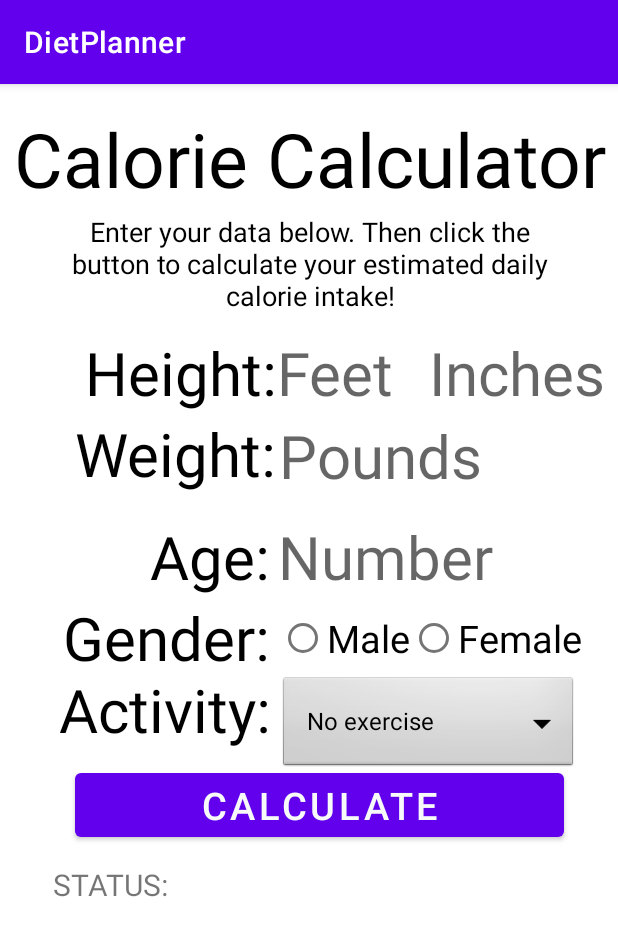
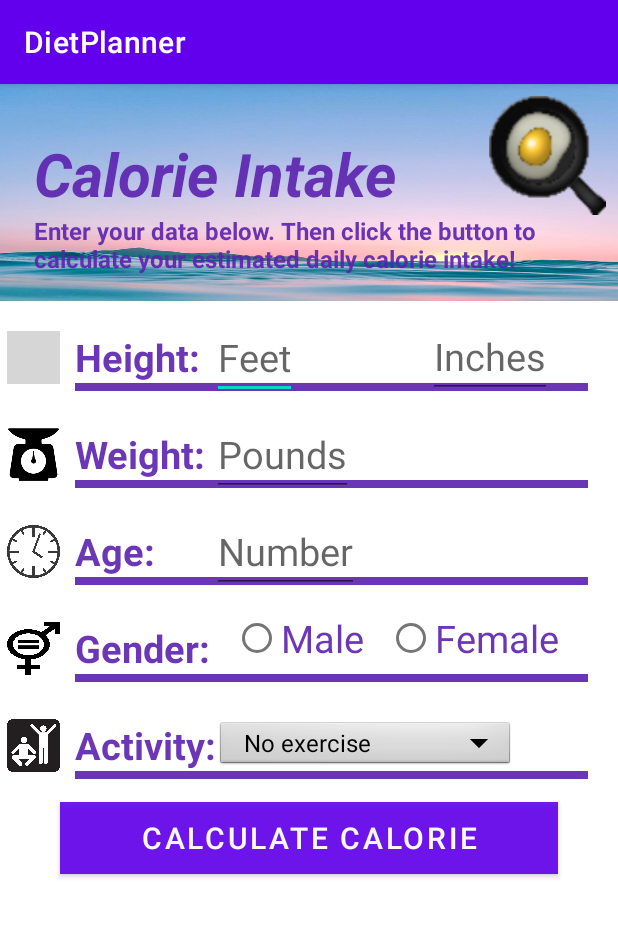
Before and after one commit to LeeleeLiang/Health434, an Android app: the DietPlanner screen opened directly, with no data from a screen before it, on a phone screen of 412 x 824 dp. Shown: the top 936 px of the screen. Run offline under Robolectric (Android 15) with nearby library versions, the phone set to English and light mode, and no system bars; grey boxes are pictures that could not be loaded.

Commit message:
calorie_intake_and_icons
made a new xml for calorie intake and changed some of the graphic elements

```diff
--- a/DailyUp/app/src/main/java/com/example/dailyup/DietPlanner.java
+++ b/DailyUp/app/src/main/java/com/example/dailyup/DietPlanner.java
@@ -26,7 +26,7 @@ public class DietPlanner extends AppCompatActivity {
     @Override
     protected void onCreate(Bundle savedInstanceState) {
         super.onCreate(savedInstanceState);
-        setContentView(R.layout.activity_diet);
+        setContentView(R.layout.diet_result);
 
         feet = (EditText) findViewById(R.id.editHeight);
         inches = (EditText) findViewById(R.id.editHeight2);
--- a/DailyUp/app/src/main/res/layout/activity_main.xml
+++ b/DailyUp/app/src/main/res/layout/activity_main.xml
@@ -32,7 +32,7 @@
         android:layout_marginBottom="30dp"
         android:background="@android:color/white"
         android:drawableLeft="@drawable/create"
-        android:text="Calorie Intake Calculator"
+        android:text="Calorie Intake"
         android:textColor="@android:color/white"
         android:textSize="15dp"
         android:textStyle="bold|italic"
--- /dev/null
+++ b/DailyUp/app/src/main/res/layout/diet_result.xml
@@ -0,0 +1,371 @@
+<?xml version="1.0" encoding="utf-8"?>
+<androidx.constraintlayout.widget.ConstraintLayout xmlns:android="http://schemas.android.com/apk/res/android"
+    xmlns:app="http://schemas.android.com/apk/res-auto"
+    xmlns:tools="http://schemas.android.com/tools"
+    android:id="@+id/myLayout"
+    android:layout_width="match_parent"
+    android:layout_height="match_parent">
+
+    <View
+        android:id="@+id/myRectangleView"
+        android:layout_width="match_parent"
+        android:layout_height="0dp"
+        android:background="@drawable/back_top"
+        app:layout_constraintBottom_toBottomOf="@id/dietInstruc"
+        app:layout_constraintTop_toTopOf="parent"
+        tools:ignore="MissingConstraints"
+        tools:layout_editor_absoluteX="0dp" />
+
+    <TextView
+        android:id="@+id/CalorieCalc"
+        android:layout_width="wrap_content"
+        android:layout_height="wrap_content"
+        android:text="Calorie Intake"
+        android:textColor="@color/purple"
+        android:textSize="40sp"
+        android:textStyle="bold|italic"
+        app:layout_constraintBottom_toBottomOf="parent"
+        app:layout_constraintHorizontal_bias="0.132"
+        app:layout_constraintLeft_toLeftOf="parent"
+        app:layout_constraintRight_toRightOf="parent"
+        app:layout_constraintTop_toTopOf="@id/myRectangleView"
+        app:layout_constraintVertical_bias="0.046" />
+
+    <TextView
+        android:id="@+id/dietInstruc"
+        android:layout_width="349dp"
+        android:layout_height="58dp"
+        android:text="Enter your data below. Then click the button to calculate your estimated daily calorie intake!"
+        android:textColor="@color/purple"
+        android:textSize="16sp"
+        android:textStyle="bold"
+        app:layout_constraintStart_toStartOf="@id/CalorieCalc"
+        app:layout_constraintTop_toBottomOf="@+id/CalorieCalc" />
+
+    <View
+        android:id="@+id/calc"
+        android:layout_width="78dp"
+        android:layout_height="79dp"
+        android:layout_marginTop="@dimen/default_gap"
+        android:layout_marginEnd="@dimen/default_gap"
+        android:background="@drawable/create"
+        app:layout_constraintEnd_toEndOf="parent"
+        app:layout_constraintTop_toTopOf="parent"
+        tools:ignore="MissingConstraints" />
+
+    <View
+        android:id="@+id/line"
+        android:layout_width="match_parent"
+        android:layout_height="5dp"
+        android:layout_marginStart="50dp"
+        android:layout_marginEnd="20dp"
+        android:background="@color/purple"
+        app:layout_constraintTop_toBottomOf="@id/textView"
+        tools:ignore="MissingConstraints" />
+
+    <TextView
+        android:id="@+id/textView"
+        android:layout_width="wrap_content"
+        android:layout_height="wrap_content"
+        android:layout_marginTop="20dp"
+        android:text="@string/height"
+        android:textColor="@color/purple"
+        android:textSize="25sp"
+        android:textStyle="bold"
+        app:layout_constraintStart_toStartOf="@id/line"
+        app:layout_constraintTop_toBottomOf="@id/myRectangleView" />
+
+    <View
+        android:id="@+id/height"
+        android:layout_width="35dp"
+        android:layout_height="35dp"
+        android:layout_marginEnd="10dp"
+        android:background="@drawable/height"
+        app:layout_constraintBottom_toBottomOf="@id/textView"
+        app:layout_constraintEnd_toStartOf="@id/textView"
+        app:layout_constraintTop_toTopOf="@id/textView"
+        app:layout_constraintVertical_bias="0.0"
+        tools:ignore="DuplicateIds,MissingConstraints,UnknownId"
+        tools:layout_editor_absoluteX="16dp" />
+
+    <TextView
+        android:id="@+id/textView2"
+        android:layout_width="wrap_content"
+        android:layout_height="wrap_content"
+        android:layout_marginTop="30dp"
+        android:text="@string/weight"
+        android:textColor="@color/purple"
+        android:textSize="25sp"
+        android:textStyle="bold"
+        app:layout_constraintStart_toStartOf="@id/textView"
+        app:layout_constraintTop_toBottomOf="@id/textView" />
+
+    <TextView
+        android:id="@+id/ageView"
+        android:layout_width="wrap_content"
+        android:layout_height="wrap_content"
+        android:layout_marginTop="30dp"
+        android:text="Age:"
+        android:textColor="@color/purple"
+        android:textSize="25sp"
+        android:textStyle="bold"
+        app:layout_constraintStart_toStartOf="@id/textView"
+        app:layout_constraintTop_toBottomOf="@id/textView2" />
+
+    <TextView
+        android:id="@+id/genderView"
+        android:layout_width="wrap_content"
+        android:layout_height="wrap_content"
+        android:layout_marginTop="30dp"
+        android:text="Gender:"
+        android:textColor="@color/purple"
+        android:textSize="25sp"
+        android:textStyle="bold"
+        app:layout_constraintStart_toStartOf="@id/textView"
+        app:layout_constraintTop_toBottomOf="@id/ageView" />
+
+    <TextView
+        android:id="@+id/actView"
+        android:layout_width="wrap_content"
+        android:layout_height="wrap_content"
+        android:layout_marginTop="30dp"
+        android:text="Activity:"
+        android:textColor="@color/purple"
+        android:textSize="25sp"
+        android:textStyle="bold"
+        app:layout_constraintStart_toStartOf="@id/textView"
+        app:layout_constraintTop_toBottomOf="@id/genderView" />
+
+    <View
+        android:id="@+id/line2"
+        android:layout_width="match_parent"
+        android:layout_height="5dp"
+        android:layout_marginStart="50dp"
+        android:layout_marginEnd="20dp"
+        android:background="@color/purple"
+        app:layout_constraintTop_toBottomOf="@id/textView2"
+        tools:ignore="MissingConstraints" />
+
+    <View
+        android:id="@+id/line3"
+        android:layout_width="match_parent"
+        android:layout_height="5dp"
+        android:layout_marginStart="50dp"
+        android:layout_marginEnd="20dp"
+        android:background="@color/purple"
+        app:layout_constraintTop_toBottomOf="@id/ageView"
+        tools:ignore="MissingConstraints" />
+
+    <View
+        android:id="@+id/line4"
+        android:layout_width="match_parent"
+        android:layout_height="5dp"
+        android:layout_marginStart="50dp"
+        android:layout_marginEnd="20dp"
+        android:background="@color/purple"
+        app:layout_constraintTop_toBottomOf="@id/genderView"
+        tools:ignore="MissingConstraints" />
+
+    <View
+        android:id="@+id/line5"
+        android:layout_width="match_parent"
+        android:layout_height="5dp"
+        android:layout_marginStart="50dp"
+        android:layout_marginEnd="20dp"
+        android:background="@color/purple"
+        app:layout_constraintTop_toBottomOf="@id/actView"
+        tools:ignore="MissingConstraints" />
+
+    <View
+        android:id="@+id/pic2"
+        android:layout_width="35dp"
+        android:layout_height="35dp"
+        android:layout_marginEnd="10dp"
+        android:background="@drawable/weight"
+        app:layout_constraintBottom_toBottomOf="@id/textView2"
+        app:layout_constraintEnd_toStartOf="@id/textView2"
+        app:layout_constraintTop_toTopOf="@id/textView2"
+        app:layout_constraintVertical_bias="0.0"
+        tools:ignore="DuplicateIds,MissingConstraints,UnknownId"
+        tools:layout_editor_absoluteX="16dp" />
+
+    <View
+        android:id="@+id/pic2"
+        android:layout_width="35dp"
+        android:layout_height="35dp"
+        android:layout_marginEnd="10dp"
+        android:background="@drawable/clock"
+        app:layout_constraintBottom_toBottomOf="@id/ageView"
+        app:layout_constraintEnd_toStartOf="@id/ageView"
+        app:layout_constraintTop_toTopOf="@id/ageView"
+        app:layout_constraintVertical_bias="0.0"
+        tools:ignore="DuplicateIds,MissingConstraints,UnknownId"
+        tools:layout_editor_absoluteX="16dp" />
+
+    <View
+        android:id="@+id/pic2"
+        android:layout_width="35dp"
+        android:layout_height="35dp"
+        android:layout_marginEnd="10dp"
+        android:background="@drawable/gender"
+        app:layout_constraintBottom_toBottomOf="@id/genderView"
+        app:layout_constraintEnd_toStartOf="@id/genderView"
+        app:layout_constraintTop_toTopOf="@id/genderView"
+        app:layout_constraintVertical_bias="0.0"
+        tools:ignore="DuplicateIds,MissingConstraints,UnknownId"
+        tools:layout_editor_absoluteX="16dp" />
+
+    <View
+        android:id="@+id/pic2"
+        android:layout_width="35dp"
+        android:layout_height="35dp"
+        android:layout_marginEnd="10dp"
+        android:background="@drawable/exercise"
+        app:layout_constraintBottom_toBottomOf="@id/actView"
+        app:layout_constraintEnd_toStartOf="@id/actView"
+        app:layout_constraintTop_toTopOf="@id/actView"
+        app:layout_constraintVertical_bias="0.0"
+        tools:ignore="DuplicateIds,MissingConstraints,UnknownId"
+        tools:layout_editor_absoluteX="16dp" />
+
+    <EditText
+        android:id="@+id/editHeight"
+        android:layout_width="wrap_content"
+        android:layout_height="wrap_content"
+        android:layout_marginStart="@dimen/default_gap"
+        android:hint="Feet"
+        android:inputType="number"
+        android:textSize="25sp"
+        app:layout_constraintBottom_toTopOf="@id/line"
+        app:layout_constraintStart_toEndOf="@id/textView"
+        app:layout_constraintTop_toTopOf="@id/textView"
+        tools:ignore="LabelFor,MissingConstraints" />
+
+    <EditText
+        android:id="@+id/editHeight2"
+        android:layout_width="wrap_content"
+        android:layout_height="wrap_content"
+        android:layout_marginStart="152dp"
+        android:hint="@string/inches"
+        android:inputType="number"
+        android:textSize="25sp"
+        app:layout_constraintBottom_toTopOf="@id/line"
+        app:layout_constraintStart_toEndOf="@id/textView"
+        app:layout_constraintTop_toTopOf="@id/textView"
+        app:layout_constraintVertical_bias="0.523"
+        tools:ignore="LabelFor,MissingConstraints" />
+
+    <EditText
+        android:id="@+id/editWeight"
+        android:layout_width="wrap_content"
+        android:layout_height="wrap_content"
+        android:hint="@string/pounds"
+        android:inputType="number"
+        android:textSize="25sp"
+        app:layout_constraintBottom_toTopOf="@id/line2"
+        app:layout_constraintStart_toStartOf="@id/editHeight"
+        app:layout_constraintTop_toTopOf="@id/textView2"
+        tools:ignore="LabelFor,MissingConstraints" />
+
+    <EditText
+        android:id="@+id/editAge"
+        android:layout_width="wrap_content"
+        android:layout_height="wrap_content"
+        android:hint="Number"
+        android:inputType="number"
+        android:textSize="25sp"
+        app:layout_constraintBottom_toTopOf="@+id/line3"
+        app:layout_constraintStart_toStartOf="@id/editWeight"
+        app:layout_constraintTop_toTopOf="@id/ageView"
+        tools:ignore="LabelFor" />
+
+    <RadioButton
+        android:id="@+id/maleDiet"
+        android:layout_width="wrap_content"
+        android:layout_height="wrap_content"
+        android:onClick="onRadioButtonClicked"
+        android:text="Male"
+        android:textColor="@color/purple"
+        android:textSize="25sp"
+        app:layout_constraintBottom_toTopOf="@id/line4"
+        app:layout_constraintEnd_toStartOf="@+id/femaleDiet"
+        app:layout_constraintStart_toEndOf="@+id/genderView" />
+
+    <RadioButton
+        android:id="@+id/femaleDiet"
+        android:layout_width="wrap_content"
+        android:layout_height="wrap_content"
+        android:layout_marginEnd="24dp"
+        android:onClick="onRadioButtonClicked"
+        android:text="Female"
+        android:textSize="25sp"
+        android:textColor="@color/purple"
+        app:layout_constraintBottom_toTopOf="@+id/line4"
+        app:layout_constraintEnd_toEndOf="parent"
+        app:layout_constraintStart_toEndOf="@+id/maleDiet" />
+
+    <Spinner
+        android:id="@+id/spinner1"
+        android:layout_width="199dp"
+        android:layout_height="35dp"
+        android:background="@android:drawable/btn_dropdown"
+        android:spinnerMode="dropdown"
+        app:layout_constraintStart_toEndOf="@id/actView"
+        app:layout_constraintTop_toTopOf="@id/actView"
+        app:layout_constraintBottom_toTopOf="@id/line5"/>
+
+    <Button
+        android:id="@+id/calorieButton"
+        android:layout_width="match_parent"
+        android:layout_height="wrap_content"
+        android:layout_marginStart="40dp"
+        android:layout_marginTop="15dp"
+        android:layout_marginEnd="40dp"
+        android:background="@color/purple"
+        android:elevation="5dp"
+        android:onClick="result_calorie"
+        android:text="CALCULATE CALORIE"
+        android:textSize="20sp"
+        app:layout_constraintEnd_toEndOf="@id/line"
+        app:layout_constraintStart_toStartOf="@id/pic2"
+        app:layout_constraintTop_toBottomOf="@id/line5"
+        tools:targetApi="lollipop" />
+
+    <TextView
+        android:id="@+id/calorieStatus"
+        android:layout_width="match_parent"
+        android:layout_height="wrap_content"
+        android:textColor="@color/purple"
+        android:textSize="25sp"
+        android:textStyle="bold"
+        android:layout_marginTop="@dimen/default_gap"
+        android:layout_marginStart="@dimen/default_gap"
+        app:layout_constraintTop_toBottomOf="@id/calorieButton"
+        app:layout_constraintStart_toStartOf="parent"/>
+
+    <TextView
+        android:id="@+id/loseWeight"
+        android:layout_width="match_parent"
+        android:layout_height="wrap_content"
+        android:textColor="@color/black"
+        android:textSize="20sp"
+        android:layout_marginStart="@dimen/default_gap"
+        app:layout_constraintTop_toBottomOf="@id/calorieStatus"
+        app:layout_constraintStart_toStartOf="@id/calorieStatus"/>
+
+    <TextView
+        android:id="@+id/extraDiet"
+        android:layout_width="357dp"
+        android:layout_height="wrap_content"
+        android:layout_marginStart="32dp"
+        android:layout_marginTop="16dp"
+        android:layout_marginBottom="32dp"
+        android:textColor="@color/black"
+        android:textSize="14sp"
+        android:visibility="invisible"
+        app:layout_constraintBottom_toBottomOf="parent"
+        app:layout_constraintStart_toStartOf="parent"
+        app:layout_constraintTop_toBottomOf="@+id/loseWeight"
+        app:layout_constraintVertical_bias="0.0" />
+
+</androidx.constraintlayout.widget.ConstraintLayout>
```
Also changed, not shown: DailyUp/app/src/main/res/layout/activity_bmi.xml (deleted, +0 -223 lines), DailyUp/app/src/main/res/drawable-v24/calc2.png (added), DailyUp/app/src/main/res/drawable-v24/calender.png (added), DailyUp/app/src/main/res/drawable-v24/clock.png (added), DailyUp/app/src/main/res/drawable-v24/create.png (added), DailyUp/app/src/main/res/drawable-v24/exercise.png (added), DailyUp/app/src/main/res/drawable-v24/gender.png (added), DailyUp/app/src/main/res/drawable/calc2.png (deleted), DailyUp/app/src/main/res/drawable/calender.png (deleted), DailyUp/app/src/main/res/drawable/create.png (deleted).
